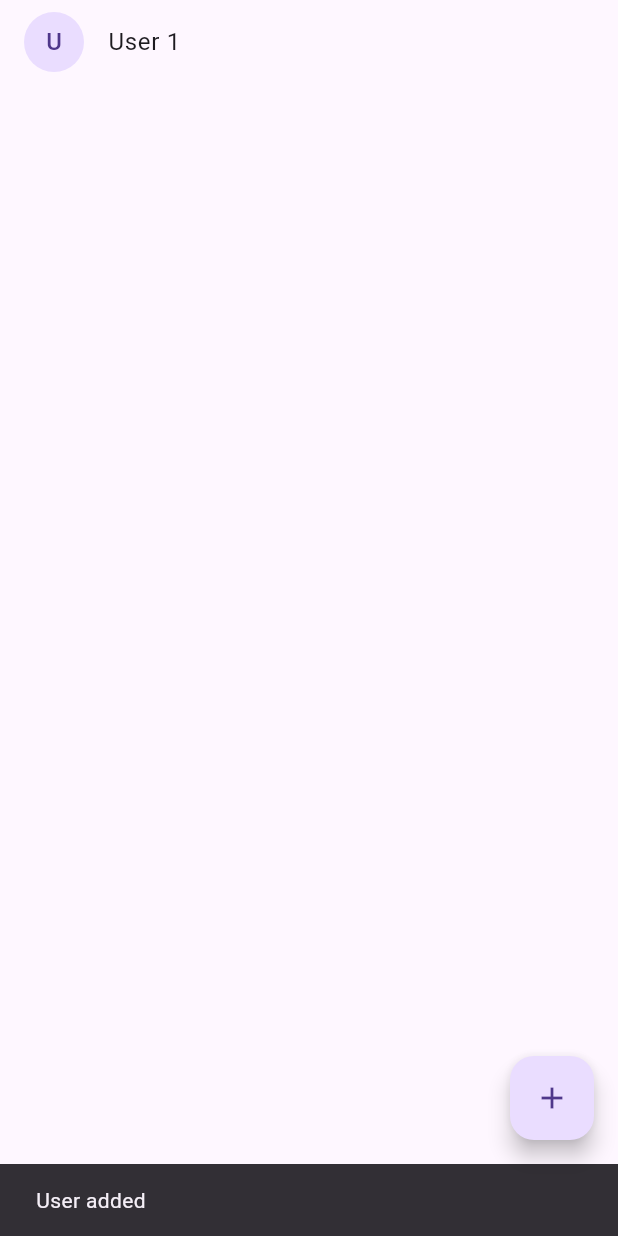
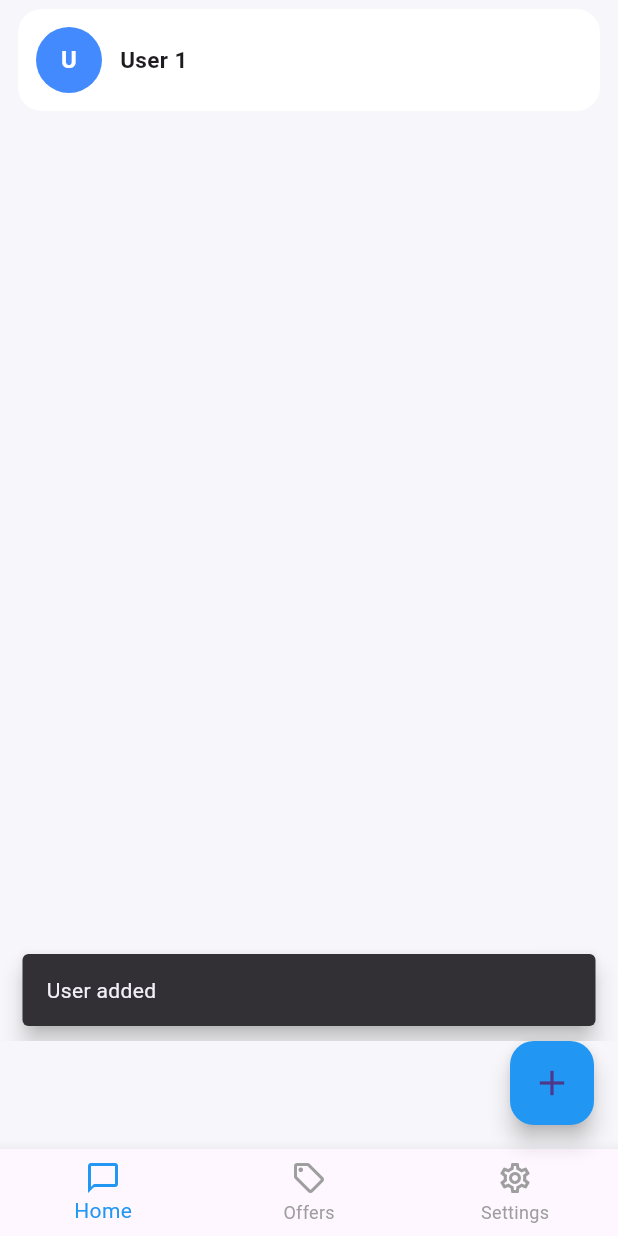
Before and after one commit to Emzyzeeshan/mini_chat, a Flutter app: the screen it shows after launch, scrolled down 56 dp, after a tap on the "add" icon, on a phone screen of 412 x 824 dp. Run offline on Flutter 3.47's test engine with Material 3 defaults, Android fonts, the phone set to English and light mode, and no system bars; our stand-ins replace flutter_bloc.

Commit message:
did u.i changes and looking for possible out comes

```diff
--- a/lib/features/home/presentation/home_screen.dart
+++ b/lib/features/home/presentation/home_screen.dart
@@ -20,22 +20,8 @@ class HomeScreen extends StatelessWidget {
                 floating: true,
                 snap: true,
                 centerTitle: true,
-                title: ToggleButtons(
-                  isSelected: [
-                    state.selectedTab == 0,
-                    state.selectedTab == 1
-                  ],
-                  onPressed: (i) =>
-                      context.read<HomeBloc>().add(SwitchTab(i)),
-                  children: const [
-                    Padding(
-                        padding: EdgeInsets.symmetric(horizontal: 16),
-                        child: Text("Users")),
-                    Padding(
-                        padding: EdgeInsets.symmetric(horizontal: 16),
-                        child: Text("Chat History")),
-                  ],
-                ),
+                title: _topSwitcher(context, state.selectedTab),
+
               ),
               SliverFillRemaining(
                 child: IndexedStack(
@@ -50,17 +36,83 @@ class HomeScreen extends StatelessWidget {
           ),
           floatingActionButton: state.selectedTab == 0
               ? FloatingActionButton(
+            backgroundColor: Colors.blue,
+            child: const Icon(Icons.add, size: 28),
             onPressed: () {
-              context.read<HomeBloc>().add(AddUser("User ${state.users.length + 1}"));
+              context.read<HomeBloc>()
+                  .add(AddUser("User ${state.users.length + 1}"));
               ScaffoldMessenger.of(context).showSnackBar(
-                const SnackBar(content: Text("User added")),
+                const SnackBar(
+                  content: Text("User added"),
+                  behavior: SnackBarBehavior.floating,
+                ),
               );
             },
-            child: const Icon(Icons.add),
           )
-              : null,
+          : null,
+          bottomNavigationBar: BottomNavigationBar(
+            currentIndex: 0,
+            selectedItemColor: Colors.blue,
+            unselectedItemColor: Colors.grey,
+            items: const [
+              BottomNavigationBarItem(
+                icon: Icon(Icons.chat_bubble_outline),
+                label: "Home",
+              ),
+              BottomNavigationBarItem(
+                icon: Icon(Icons.local_offer_outlined),
+                label: "Offers",
+              ),
+              BottomNavigationBarItem(
+                icon: Icon(Icons.settings_outlined),
+                label: "Settings",
+              ),
+            ],
+          ),
+
         );
       },
     );
   }
 }
+
+
+Widget _topSwitcher(BuildContext context, int selected) {
+  return Container(
+    padding: const EdgeInsets.all(4),
+    decoration: BoxDecoration(
+      color: Colors.grey.shade200,
+      borderRadius: BorderRadius.circular(24),
+    ),
+    child: Row(
+      mainAxisSize: MainAxisSize.min,
+      children: [
+        _switchItem(context, "Users", 0, selected),
+        _switchItem(context, "Chat History", 1, selected),
+      ],
+    ),
+  );
+}
+
+Widget _switchItem(
+    BuildContext context, String title, int index, int selected) {
+  final isActive = index == selected;
+  return GestureDetector(
+    onTap: () =>
+        context.read<HomeBloc>().add(SwitchTab(index)),
+    child: Container(
+      padding: const EdgeInsets.symmetric(horizontal: 16, vertical: 8),
+      decoration: BoxDecoration(
+        color: isActive ? Colors.white : Colors.transparent,
+        borderRadius: BorderRadius.circular(20),
+      ),
+      child: Text(
+        title,
+        style: TextStyle(
+          fontWeight: FontWeight.w600,
+          color: isActive ? Colors.blue : Colors.grey,
+        ),
+      ),
+    ),
+  );
+}
--- a/lib/features/home/presentation/users_tab.dart
+++ b/lib/features/home/presentation/users_tab.dart
@@ -16,9 +16,13 @@ class UsersTab extends StatelessWidget {
           itemCount: state.users.length,
           itemBuilder: (_, i) {
             final user = state.users[i];
-            return ListTile(
-              leading: CircleAvatar(child: Text(user.initial)),
-              title: Text(user.name),
+            return Padding(
+              padding: const EdgeInsets.symmetric(horizontal: 12, vertical: 6),
+              child: Material(
+                color: Colors.white,
+                borderRadius: BorderRadius.circular(16),
+                child: InkWell(
+                  borderRadius: BorderRadius.circular(16),
                   onTap: () {
                     Navigator.push(
                       context,
@@ -27,7 +31,36 @@ class UsersTab extends StatelessWidget {
                       ),
                     );
                   },
+                  child: Padding(
+                    padding: const EdgeInsets.all(12),
+                    child: Row(
+                      children: [
+                        CircleAvatar(
+                          radius: 22,
+                          backgroundColor: Colors.blueAccent,
+                          child: Text(
+                            user.initial,
+                            style: const TextStyle(
+                              color: Colors.white,
+                              fontWeight: FontWeight.bold,
+                            ),
+                          ),
+                        ),
+                        const SizedBox(width: 12),
+                        Text(
+                          user.name,
+                          style: const TextStyle(
+                            fontSize: 15,
+                            fontWeight: FontWeight.w600,
+                          ),
+                        ),
+                      ],
+                    ),
+                  ),
+                ),
+              ),
             );
+
           },
         );
       },
--- a/lib/main.dart
+++ b/lib/main.dart
@@ -17,7 +17,20 @@ class MyApp extends StatelessWidget {
       child: MaterialApp(
         debugShowCheckedModeBanner: false,
         title: 'Mini Chat App',
-        theme: ThemeData(primarySwatch: Colors.blue),
+        theme: ThemeData(
+          scaffoldBackgroundColor: const Color(0xFFF7F7FB),
+          primaryColor: Colors.blue,
+          appBarTheme: const AppBarTheme(
+            backgroundColor: Colors.white,
+            elevation: 0,
+            titleTextStyle: TextStyle(
+              color: Colors.black,
+              fontSize: 18,
+              fontWeight: FontWeight.w600,
+            ),
+            iconTheme: IconThemeData(color: Colors.black),
+          ),
+        ),
         home: const HomeScreen(),
       ),
     );
```
Also changed, not shown: lib/chat/data/chat_api_service.dart (+15 -5 lines), lib/chat/presentation/chat_screen.dart (+63 -33 lines), lib/core/widgets/chat_bubble.dart (added, +92 -0 lines), lib/features/home/presentation/chat_history_tab.dart (+57 -6 lines). Lines whose indentation alone changed are shown as unchanged.
